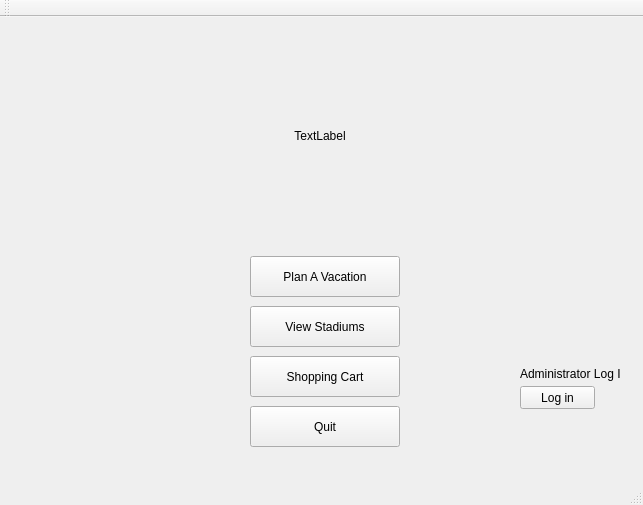
First picture: the form in Stadium_Trip/mainwindow.ui, repository trucnguyen76/CS1D---Project-2, before the edit.
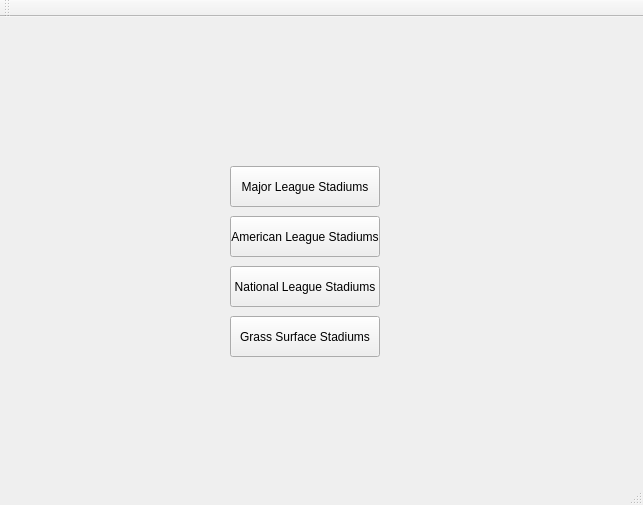
Second picture: the form after the edit.

Commit message: Add page for view distances

Diff of the .ui file:
```diff
--- a/Stadium_Trip/mainwindow.ui
+++ b/Stadium_Trip/mainwindow.ui
@@ -27,7 +27,7 @@
      </rect>
     </property>
     <property name="currentIndex">
-     <number>0</number>
+     <number>1</number>
     </property>
     <widget class="QWidget" name="mainPage">
      <widget class="QLabel" name="ballGame_image">
@@ -131,6 +131,60 @@
       </property>
      </widget>
     </widget>
+    <widget class="QWidget" name="viewStadiumsPage">
+     <widget class="QPushButton" name="viewMajorLeagueBtn">
+      <property name="geometry">
+       <rect>
+        <x>230</x>
+        <y>150</y>
+        <width>150</width>
+        <height>41</height>
+       </rect>
+      </property>
+      <property name="text">
+       <string>Major League Stadiums</string>
+      </property>
+     </widget>
+     <widget class="QPushButton" name="viewAmericanLeagueBtn">
+      <property name="geometry">
+       <rect>
+        <x>230</x>
+        <y>200</y>
+        <width>150</width>
+        <height>41</height>
+       </rect>
+      </property>
+      <property name="text">
+       <string>American League Stadiums</string>
+      </property>
+     </widget>
+     <widget class="QPushButton" name="viewNationalLeagueBtn">
+      <property name="geometry">
+       <rect>
+        <x>230</x>
+        <y>250</y>
+        <width>150</width>
+        <height>41</height>
+       </rect>
+      </property>
+      <property name="text">
+       <string>National League Stadiums</string>
+      </property>
+     </widget>
+     <widget class="QPushButton" name="viewGrassSurfaceBtn">
+      <property name="geometry">
+       <rect>
+        <x>230</x>
+        <y>300</y>
+        <width>150</width>
+        <height>41</height>
+       </rect>
+      </property>
+      <property name="text">
+       <string>Grass Surface Stadiums</string>
+      </property>
+     </widget>
+    </widget>
     <widget class="QWidget" name="adminLogIn">
      <widget class="QPushButton" name="pushButton_8">
       <property name="geometry">
```
The commit also changes 4 other files.
